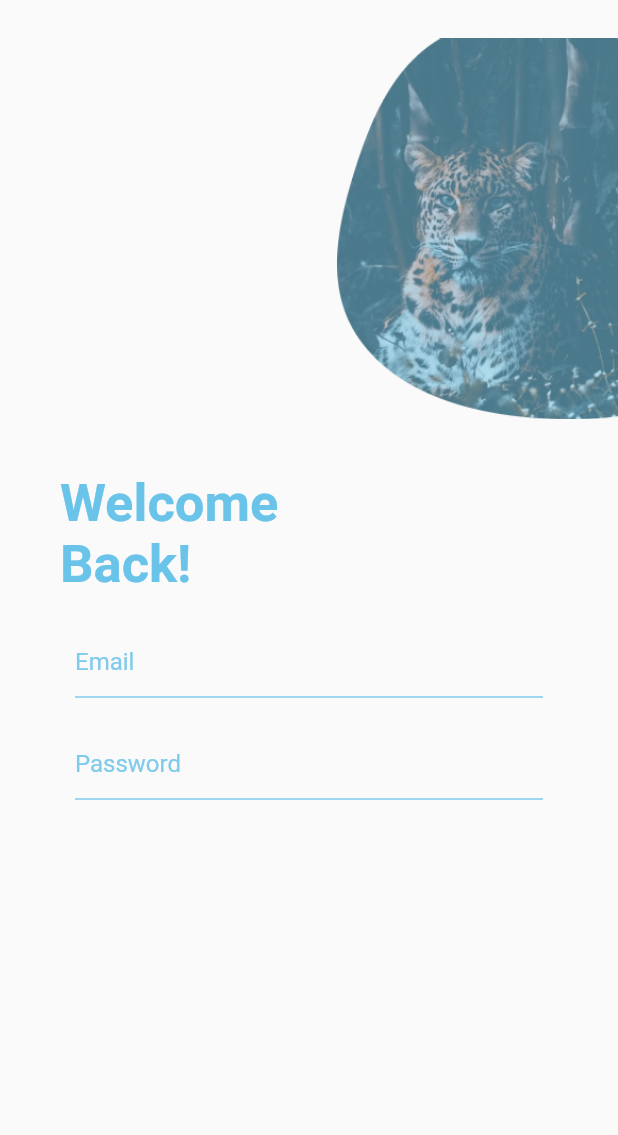
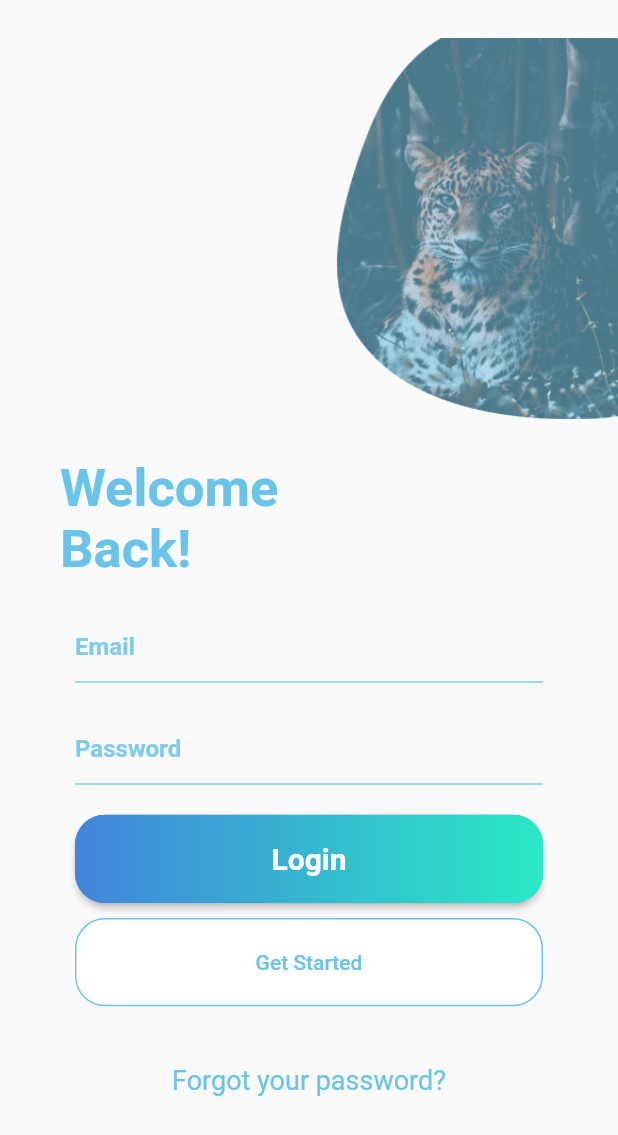
Before and after one commit to yagizdo/Animal-Wiki, a Flutter app: the screen it shows after launch, on a phone screen of 412 x 824 dp. Shown: the top 1135 px of the screen. Run offline on Flutter 3.47's test engine with Material 2 defaults, Android fonts, the phone set to English and light mode, and no system bars; our stand-ins replace hexcolor, tab_indicator_styler.

Commit message:
Updated Login Page - Added HomePage

```diff
--- a/lib/Pages/login_page.dart
+++ b/lib/Pages/login_page.dart
@@ -1,9 +1,18 @@
+import 'package:animal_wiki/Pages/homepage.dart';
+import 'package:animal_wiki/Widgets/Login/forgot_password.dart';
+import 'package:animal_wiki/Widgets/Login/get_started_btn.dart';
+import 'package:animal_wiki/Widgets/Login/login_btn.dart';
 import 'package:animal_wiki/Widgets/Login/login_tf.dart';
 import 'package:flutter/material.dart';
 import 'package:hexcolor/hexcolor.dart';
 
 class LoginPage extends StatelessWidget {
-  const LoginPage({Key? key}) : super(key: key);
+   LoginPage({Key? key}) : super(key: key);
+
+  final formkey = GlobalKey<FormState>();
+
+  final emailController = TextEditingController();
+  final passwordController = TextEditingController();
 
   @override
   Widget build(BuildContext context) {
@@ -25,7 +34,7 @@ class LoginPage extends StatelessWidget {
               mainAxisAlignment: MainAxisAlignment.start,
               children: [
                 Padding(
-                  padding: const EdgeInsets.only(top : 10,left: 40),
+                  padding: const EdgeInsets.only(left: 40),
                   child: Text('Welcome\nBack!',style: TextStyle(color: HexColor('#6AC3E9'),fontSize: 35,fontWeight: FontWeight.w700)),
                 ),
               ],
@@ -37,11 +46,52 @@ class LoginPage extends StatelessWidget {
                   children: [
                     Padding(
                       padding: const EdgeInsets.symmetric(vertical: 20.0),
-                      child: CustomTF(hint: 'Email'),
+                      child: CustomTF(hint: 'Email',controller: emailController,),
                     ),
-                    CustomTF(hint: 'Password'),
+                    CustomTF(hint: 'Password',controller: passwordController,),
+                     Padding(
+                      padding: const EdgeInsets.only(top : 20.0),
+                      child: ElevatedButton(
+                        onPressed: () {
+                          if(emailController.text == 'dokumaciyagiz@gmail.com') {
+                            if(passwordController.text == '123'){
+                              Navigator.pushReplacement(context, MaterialPageRoute(builder: (context) => HomePage()));
+                              print('Login succesfuly!');
+                            }
+                            else {
+                              print('Password wrong');
+                            }
+                          } else {
+                            print('Login failed');
+                            print('Email ${emailController.text}');
+                            print('Password ${passwordController.text}');
+                          }
+                        },
+                        style: ElevatedButton.styleFrom(
+                            padding: EdgeInsets.zero,
+                            shape: RoundedRectangleBorder(
+                                borderRadius: BorderRadius.circular(20))),
+                        child: Ink(
+                          decoration: BoxDecoration(
+                              gradient: LinearGradient(colors: [HexColor('#4284DB'), HexColor('#29EAC4')]),
+                              borderRadius: BorderRadius.circular(20)),
+                          child: Container(
+                            width: MediaQuery.of(context).size.width / 1.2,
+                            height: MediaQuery.of(context).size.height / 14,
+                            alignment: Alignment.center,
+                            child: const Text(
+                              'Login',
+                              style: TextStyle(fontSize: 20, fontWeight: FontWeight.bold),
+                            ),
+                          ),
+                        ),
+                      ),
+                    ),
+                    GStartedBtn(),
+                    ForgotPassword(),
                   ],
                 ),
+
               ),
             )
 
--- /dev/null
+++ b/lib/Widgets/Login/forgot_password.dart
@@ -0,0 +1,16 @@
+import 'package:flutter/material.dart';
+import 'package:hexcolor/hexcolor.dart';
+
+class ForgotPassword extends StatelessWidget {
+  const ForgotPassword({Key? key}) : super(key: key);
+
+  @override
+  Widget build(BuildContext context) {
+    return Padding(
+      padding: const EdgeInsets.only(top : 25.0),
+      child: TextButton(onPressed: () {
+
+      }, child: Text('Forgot your password?',style: TextStyle(fontSize: 18,fontWeight: FontWeight.w400,color: HexColor('#6AC3E9'))),),
+    );
+  }
+}
--- /dev/null
+++ b/lib/Widgets/Login/get_started_btn.dart
@@ -0,0 +1,32 @@
+import 'package:flutter/material.dart';
+import 'package:hexcolor/hexcolor.dart';
+
+class GStartedBtn extends StatelessWidget {
+  const GStartedBtn({Key? key}) : super(key: key);
+
+  @override
+  Widget build(BuildContext context) {
+    return
+      Padding(
+        padding: const EdgeInsets.only(top : 10.0),
+        child: SizedBox(
+          width: MediaQuery.of(context).size.width / 1.2,
+          height: MediaQuery.of(context).size.height / 14,
+          child: ElevatedButton(
+            child: Text('Get Started',style: TextStyle(color: HexColor('#6AC3E9')),),
+              onPressed: () {
+
+              },
+              style: ElevatedButton.styleFrom(
+                  primary: Colors.white, //background color of button
+                  side: BorderSide(width:1, color:HexColor('#6AC3E9')), //border width and color
+                  elevation: 0, //elevation of button
+                  shape: RoundedRectangleBorder( //to set border radius to button
+                      borderRadius: BorderRadius.circular(20)
+                  ),
+              )
+          ),
+        ),
+      );
+  }
+}
--- /dev/null
+++ b/lib/Widgets/Login/login_btn.dart
@@ -0,0 +1,12 @@
+import 'package:flutter/material.dart';
+import 'package:hexcolor/hexcolor.dart';
+
+class LoginBtn extends StatelessWidget {
+  LoginBtn({Key? key, required this.email,required this.password}) : super(key: key);
+  String email;
+  String password;
+  @override
+  Widget build(BuildContext context) {
+    return Container();
+  }
+}
--- a/lib/Widgets/Login/login_tf.dart
+++ b/lib/Widgets/Login/login_tf.dart
@@ -2,12 +2,14 @@ import 'package:flutter/material.dart';
 import 'package:hexcolor/hexcolor.dart';
 
 class CustomTF extends StatelessWidget {
-  CustomTF({Key? key, required this.hint}) : super(key: key);
+  CustomTF({Key? key, required this.hint,required this.controller}) : super(key: key);
   String hint;
+  TextEditingController controller;
   @override
   Widget build(BuildContext context) {
     return TextFormField(
-      style: TextStyle(color: HexColor('#80CBEC')),
+      controller: controller,
+      style: TextStyle(color: HexColor('#80CBEC'),fontWeight: FontWeight.w600),
       decoration: InputDecoration(
         hintText: hint,
         hintStyle: TextStyle(color: HexColor('#80CBEC')),
--- a/pubspec.yaml
+++ b/pubspec.yaml
@@ -35,6 +35,8 @@ dependencies:
   # Use with the CupertinoIcons class for iOS style icons.
   cupertino_icons: ^1.0.2
   hexcolor: ^2.0.5
+  bubble_tab_indicator: ^0.1.6
+  tab_indicator_styler: ^2.0.0
 
 dev_dependencies:
   flutter_test:
```
Also changed, not shown: lib/Pages/homepage.dart (added, +95 -0 lines), pubspec.lock.
